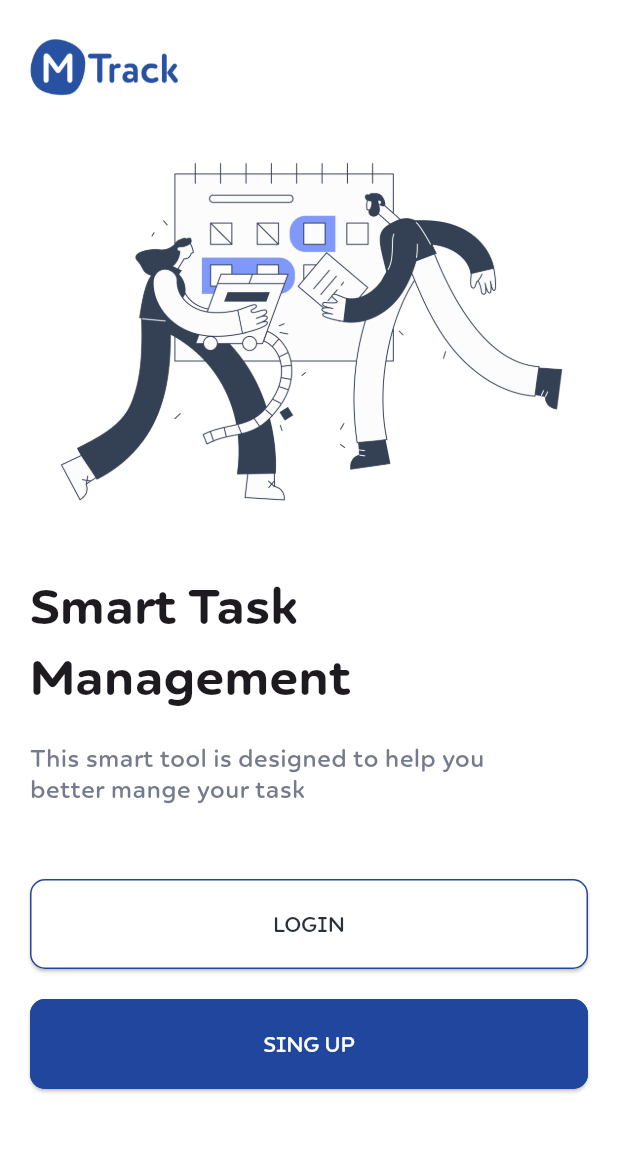
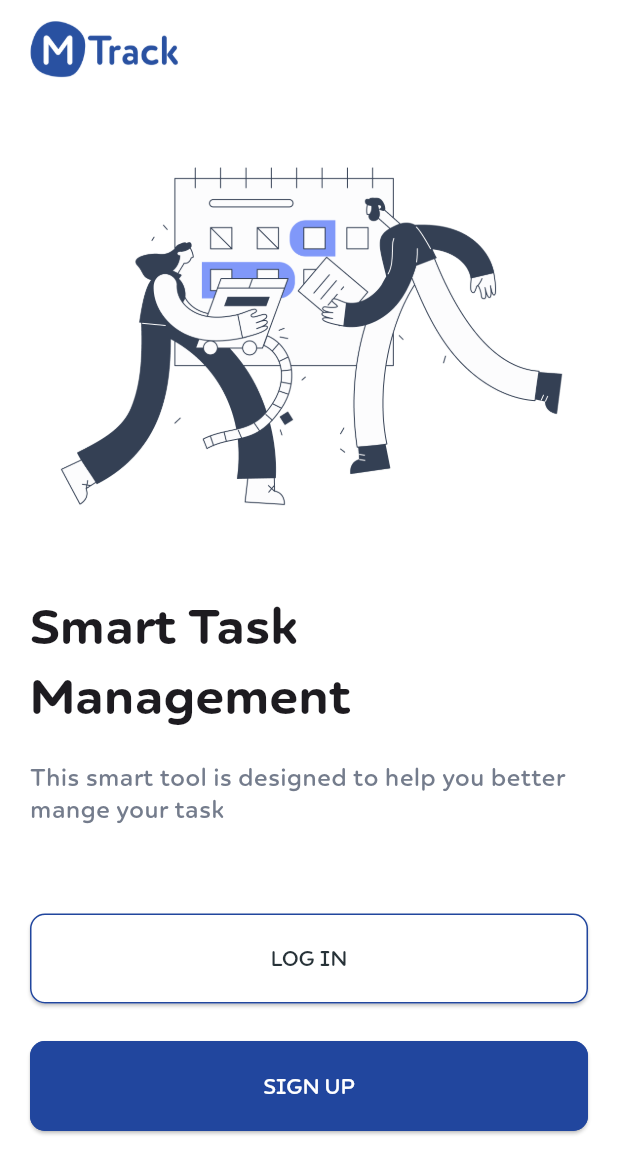
Before and after one commit to MTS-Services/Task-Management, a Flutter app: the screen it shows after launch, on a phone screen of 412 x 824 dp. Shown: the top 1174 px of the screen. Run offline on Flutter 3.47's test engine with Material 3 defaults, Android fonts, the phone set to English and light mode, and no system bars; our stand-ins replace flutter_otp_text_field, get, lottie, table_calendar.

```diff
--- a/lib/main.dart
+++ b/lib/main.dart
@@ -1,6 +1,7 @@
 import 'package:flutter/material.dart';
+import 'package:get/get.dart';
 import 'package:maktrack/domain/entities/color.dart';
-import 'package:maktrack/presentation/pages/screen/onboarding/onboarding_screen.dart';
+import 'package:maktrack/presentation/pages/screen/splash_screen/splash_screen.dart';
 
 
 void main() {
@@ -11,7 +12,7 @@ class MyApp extends StatelessWidget {
   const MyApp({super.key});
   @override
   Widget build(BuildContext context) {
-    return MaterialApp(
+    return GetMaterialApp(
       debugShowCheckedModeBanner: false,
       title: 'Flutter Demo',
       theme: ThemeData(
@@ -20,7 +21,7 @@ class MyApp extends StatelessWidget {
           textTheme: _buildTextTheme(),
           inputDecorationTheme: _buildInputDecorationTheme(context),
           elevatedButtonTheme: _buildElevatedButtonThemeData()),
-      home: OnboardingScreen(),
+      home: SplashScreen(),
     );
   }
 
--- a/lib/presentation/pages/screen/onboarding/onboarding_screen.dart
+++ b/lib/presentation/pages/screen/onboarding/onboarding_screen.dart
@@ -1,5 +1,6 @@
 import 'package:flutter/material.dart';
 import 'package:flutter/services.dart';
+import 'package:get/get.dart';
 import 'package:maktrack/domain/entities/asset_path.dart';
 import 'package:maktrack/domain/entities/color.dart';
 import 'package:maktrack/presentation/pages/auth/sing_in_screen.dart';
@@ -24,7 +25,7 @@ class _OnboardingScreenState extends State<OnboardingScreen> {
       body: SingleChildScrollView(
         child: SafeArea(
           child: Padding(
-            padding: const EdgeInsets.symmetric(vertical: 20),
+            padding: const EdgeInsets.symmetric(vertical: 8),
             child: Column(
               crossAxisAlignment: CrossAxisAlignment.start,
               children: [
@@ -40,6 +41,9 @@ class _OnboardingScreenState extends State<OnboardingScreen> {
                     ],
                   ),
                 ),
+                SizedBox(
+                  height: 15,
+                ),
                 Image.asset(
                   AssetPath.taskMangeImage,
                   // height: screenHeight * 0.38,
@@ -47,7 +51,9 @@ class _OnboardingScreenState extends State<OnboardingScreen> {
                   width: double.infinity,
                   fit: BoxFit.fitHeight,
                 ),
-
+                SizedBox(
+                  height: 10,
+                ),
                 Padding(
                   padding: const EdgeInsets.symmetric(horizontal: 20),
                   child: Column(
@@ -55,24 +61,21 @@ class _OnboardingScreenState extends State<OnboardingScreen> {
                     mainAxisAlignment: MainAxisAlignment.spaceBetween,
                     children: [
                       Text(
-                        "Smart Task\nManagement",
-                        style: Theme.of(context)
-                            .textTheme
-                            .bodyMedium!
-                            .copyWith(fontWeight: FontWeight.bold, fontSize: 33),
+                        "Smart Task Management",
+                        style: Theme.of(context).textTheme.bodyMedium!.copyWith(
+                            fontWeight: FontWeight.bold, fontSize: 33),
                       ),
                       SizedBox(
                         height: 20,
                       ),
                       Text(
-                        "This smart tool is designed to help you\nbetter mange your task",
-                        style: Theme.of(context)
-                            .textTheme
-                            .bodySmall!
-                            .copyWith(color: RColors.smallFontColor),
+                        "This smart tool is designed to help you better mange your task",
+                        style: Theme.of(context).textTheme.bodySmall!.copyWith(
+                              color: RColors.smallFontColor,
+                            ),
                       ),
                       SizedBox(
-                        height: 50,
+                        height: 60,
                       ),
                       SizedBox(
                         height: 60,
@@ -82,16 +85,19 @@ class _OnboardingScreenState extends State<OnboardingScreen> {
                               backgroundColor: Colors.white,
                               foregroundColor: RColors.blackButtonColor1),
                           onPressed: () {
-                            Navigator.push(
-                                context,
-                                MaterialPageRoute(
-                                    builder: (context) => SingInScreen()));
+                            Get.offAll(
+                              () => SingInScreen(),
+                              transition: Transition.rightToLeft,
+                              duration: Duration(
+                                milliseconds:750,
+                              ),
+                            );
                           },
-                          child: Text("LOGIN"),
+                          child: Text("LOG IN"),
                         ),
                       ),
                       SizedBox(
-                        height: 20,
+                        height: 25,
                       ),
                       SizedBox(
                         height: 60,
@@ -101,20 +107,22 @@ class _OnboardingScreenState extends State<OnboardingScreen> {
                               backgroundColor: RColors.blueButtonColors,
                               foregroundColor: Colors.white),
                           onPressed: () {
-                            Navigator.push(
-                                context,
-                                MaterialPageRoute(
-                                    builder: (context) => SingUpScreen()));
+                            Get.offAll(
+                                  () => SingUpScreen(),
+                              transition: Transition.rightToLeft,
+                              duration: Duration(
+                                milliseconds: 750,
+                              ),
+                            );
                           },
                           child: Text(
-                            "SING UP",
+                            "SIGN UP",
                           ),
                         ),
                       ),
                     ],
                   ),
                 ),
-
               ],
             ),
           ),
--- a/pubspec.yaml
+++ b/pubspec.yaml
@@ -23,6 +23,7 @@ dependencies:
 
   lottie: ^3.3.1
   animated_splash_screen: ^1.3.0
+  get: ^4.7.2
 
 
 dev_dependencies:
```
Also changed, not shown: lib/presentation/pages/auth/sing_in_screen.dart (+13 -4 lines), lib/presentation/pages/auth/sing_up_screen.dart (+11 -17 lines), lib/presentation/pages/screen/splash_screen/splash_screen.dart (+12 -13 lines), pubspec.lock.
